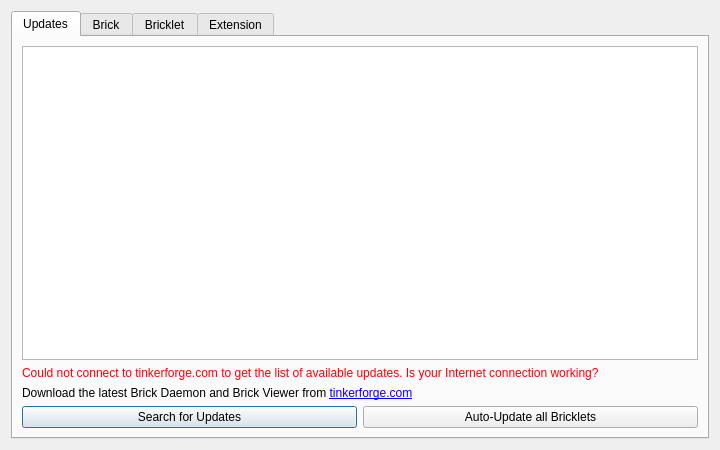
Old version of the form src/brickv/ui/flashing.ui in the repository Tinkerforge/brickv.
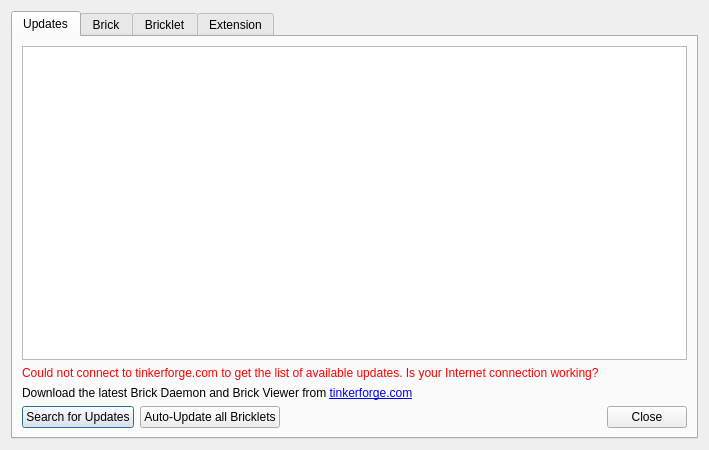
New version of the form. The open tabs and pages were chosen to show the change.

Commit message:
Ensure that all QDialogs have a close button
Some window manager doen't provide a close button as part of the window
decoration for dialogs.

```diff
--- a/src/brickv/ui/flashing.ui
+++ b/src/brickv/ui/flashing.ui
@@ -6,7 +6,7 @@
    <rect>
     <x>0</x>
     <y>0</y>
-    <width>720</width>
+    <width>709</width>
     <height>450</height>
    </rect>
   </property>
@@ -26,7 +26,7 @@
       <layout class="QVBoxLayout" name="verticalLayout">
        <item>
         <layout class="QGridLayout" name="gridLayout">
-         <item row="0" column="0" colspan="2">
+         <item row="0" column="0">
           <widget class="QTreeView" name="update_tree_view">
            <property name="autoExpandDelay">
             <number>-1</number>
@@ -39,21 +39,7 @@
            </property>
           </widget>
          </item>
-         <item row="4" column="0">
-          <widget class="QPushButton" name="update_button_refresh">
-           <property name="text">
-            <string>Search for Updates</string>
-           </property>
-          </widget>
-         </item>
-         <item row="4" column="1">
-          <widget class="QPushButton" name="update_button_bricklets">
-           <property name="text">
-            <string>Auto-Update all Bricklets</string>
-           </property>
-          </widget>
-         </item>
-         <item row="2" column="0" colspan="2">
+         <item row="2" column="0">
           <widget class="QLabel" name="label_update_tool">
            <property name="text">
             <string>&lt;html&gt;&lt;body&gt;&lt;p&gt;Download the latest Brick Daemon and Brick Viewer from &lt;a href=&quot;https://www.tinkerforge.com/en/doc/Downloads.html&quot;&gt;&lt;span style=&quot; text-decoration: underline; color:#0000ff;&quot;&gt;tinkerforge.com&lt;/span&gt;&lt;/a&gt;&lt;/p&gt;&lt;/body&gt;&lt;/html&gt;</string>
@@ -66,7 +52,7 @@
            </property>
           </widget>
          </item>
-         <item row="1" column="0" colspan="2">
+         <item row="1" column="0">
           <widget class="QLabel" name="label_no_update_connection">
            <property name="styleSheet">
             <string notr="true">color:red;</string>
@@ -79,6 +65,44 @@
            </property>
           </widget>
          </item>
+         <item row="3" column="0">
+          <layout class="QHBoxLayout" name="horizontalLayout">
+           <item>
+            <widget class="QPushButton" name="update_button_refresh">
+             <property name="text">
+              <string>Search for Updates</string>
+             </property>
+            </widget>
+           </item>
+           <item>
+            <widget class="QPushButton" name="update_button_bricklets">
+             <property name="text">
+              <string>Auto-Update all Bricklets</string>
+             </property>
+            </widget>
+           </item>
+           <item>
+            <spacer name="horizontalSpacer">
+             <property name="orientation">
+              <enum>Qt::Horizontal</enum>
+             </property>
+             <property name="sizeHint" stdset="0">
+              <size>
+               <width>40</width>
+               <height>20</height>
+              </size>
+             </property>
+            </spacer>
+           </item>
+           <item>
+            <widget class="QPushButton" name="button_close">
+             <property name="text">
+              <string>Close</string>
+             </property>
+            </widget>
+           </item>
+          </layout>
+         </item>
         </layout>
        </item>
       </layout>
```
Left out of the diff: 2 changed lines with no effect on the pictures. The commit also changes 26 other files.
